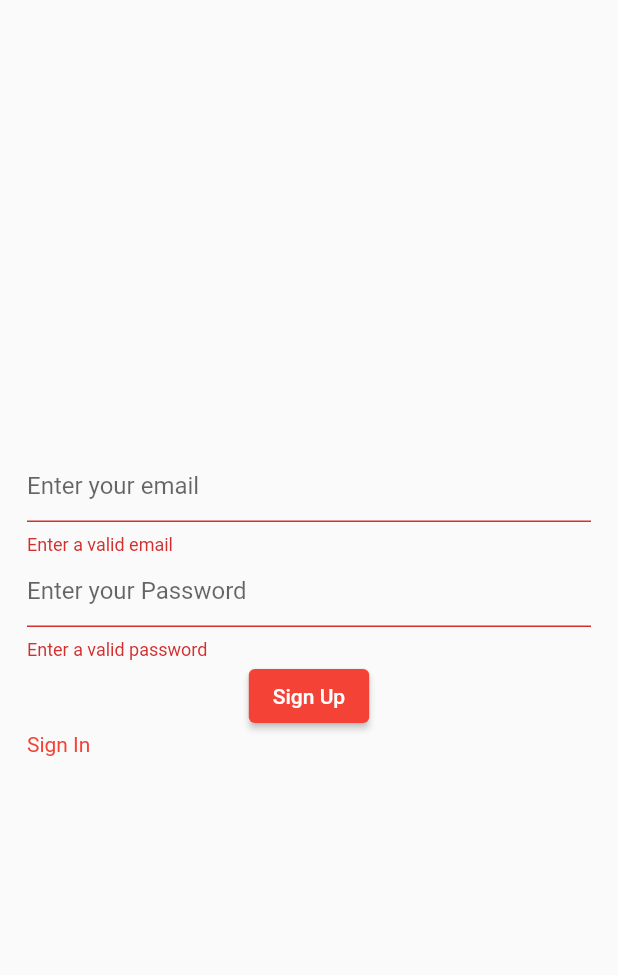
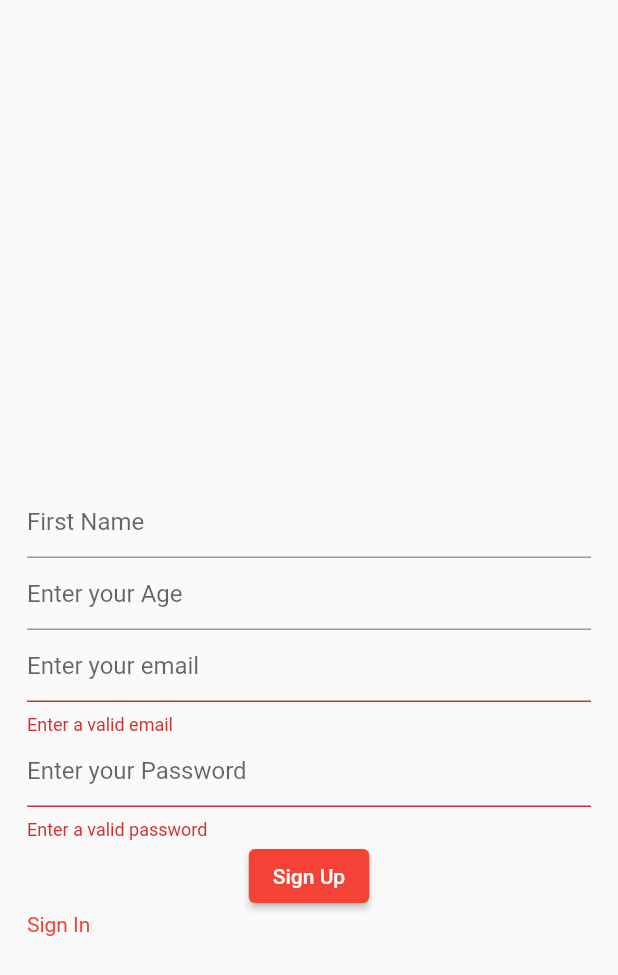
Before and after one commit to SakunPanthi123/Pawcare, a Flutter app: the AccountScreen screen opened directly, after a tap on "Logout", after a tap on "Sign In", after a tap on "Sign Up", on a phone screen of 412 x 824 dp. Shown: the top 975 px of the screen. Run offline on Flutter 3.47's test engine with Material 2 defaults, Android fonts, the light colour scheme and no system bars; our stand-ins replace cloud_firestore, firebase_auth, firebase_core; accounts and stored records are empty.

Commit message:
Project completed. Further support terminated.

```diff
--- a/lib/api/apis.dart
+++ b/lib/api/apis.dart
@@ -7,14 +7,18 @@ import 'package:pawcare/models/item_model.dart';
 import 'package:pawcare/navbarscreen.dart';
 
 class APIs {
-  static signUp(String email, String password, BuildContext context) async {
+  static signUp(String email, String password, String name, String age,
+      BuildContext context) async {
     try {
       UserCredential userCredential = await FirebaseAuth.instance
           .createUserWithEmailAndPassword(email: email, password: password);
       await FirebaseFirestore.instance
           .collection('users')
           .doc(userCredential.user!.uid)
-          .set({});
+          .set({
+        'name': name,
+        'age': age,
+      });
       Navigator.pushReplacement(context,
           MaterialPageRoute(builder: (BuildContext context) => NavBarScreen()));
     } catch (e) {
--- a/lib/login/signinpage.dart
+++ b/lib/login/signinpage.dart
@@ -14,23 +14,32 @@ class _SignInPageState extends State<SignInPage> {
   final _formKey = GlobalKey<FormState>();
   String email = '';
   String password = '';
+  String name = '';
+  String age = '';
   bool loggedIn = true;
 
   @override
   Widget build(BuildContext context) {
     return Scaffold(
-      body: Padding(
-        padding: const EdgeInsets.fromLTRB(18, 300, 18, 18),
+      body: Column(
+        children: [
+          Expanded(
+            child: Column(),
+          ),
+          Padding(
+            padding: const EdgeInsets.fromLTRB(18, 100, 18, 200),
             child: Column(
               crossAxisAlignment: CrossAxisAlignment.start,
               children: [
                 Form(
                   key: _formKey,
-              child: Column(
+                  child: loggedIn == true
+                      ? Column(
                           children: [
                             TextFormField(
                               key: ValueKey('email'),
-                    decoration: InputDecoration(hintText: 'Enter your email'),
+                              decoration:
+                                  InputDecoration(hintText: 'Enter your email'),
                               validator: (value) {
                                 if (value!.isEmpty) {
                                   return 'Enter a valid email';
@@ -46,8 +55,8 @@ class _SignInPageState extends State<SignInPage> {
                             ),
                             TextFormField(
                               key: ValueKey('password'),
-                    decoration:
-                        InputDecoration(hintText: 'Enter your Password'),
+                              decoration: InputDecoration(
+                                  hintText: 'Enter your Password'),
                               validator: (value) {
                                 if (value!.isEmpty) {
                                   return 'Enter a valid password';
@@ -61,20 +70,92 @@ class _SignInPageState extends State<SignInPage> {
                                 });
                               },
                             ),
-                  loggedIn == true
-                      ? ElevatedButton(
+                            ElevatedButton(
                                 onPressed: () {
                                   if (_formKey.currentState!.validate()) {
                                     _formKey.currentState!.save();
                                     APIs.signIn(email, password, context);
                                   }
                                 },
-                          child: Text('Sign In'))
-                      : ElevatedButton(
+                                child: Text('Sign In')),
+                          ],
+                        )
+                      : Column(
+                          children: [
+                            TextFormField(
+                              key: ValueKey('name'),
+                              decoration:
+                                  InputDecoration(hintText: 'First Name'),
+                              validator: (value) {
+                                if (value!.isEmpty) {
+                                  return 'Enter a valid name';
+                                } else {
+                                  return null;
+                                }
+                              },
+                              onSaved: (value) {
+                                setState(() {
+                                  name = value!;
+                                });
+                              },
+                            ),
+                            TextFormField(
+                              key: ValueKey('age'),
+                              decoration:
+                                  InputDecoration(hintText: 'Enter your Age'),
+                              validator: (value) {
+                                if (value!.isEmpty) {
+                                  return 'Enter a valid age';
+                                } else {
+                                  return null;
+                                }
+                              },
+                              onSaved: (value) {
+                                setState(() {
+                                  age = value!;
+                                });
+                              },
+                            ),
+                            TextFormField(
+                              key: ValueKey('email'),
+                              decoration:
+                                  InputDecoration(hintText: 'Enter your email'),
+                              validator: (value) {
+                                if (value!.isEmpty) {
+                                  return 'Enter a valid email';
+                                } else {
+                                  return null;
+                                }
+                              },
+                              onSaved: (value) {
+                                setState(() {
+                                  email = value!;
+                                });
+                              },
+                            ),
+                            TextFormField(
+                              key: ValueKey('password'),
+                              decoration: InputDecoration(
+                                  hintText: 'Enter your Password'),
+                              validator: (value) {
+                                if (value!.isEmpty) {
+                                  return 'Enter a valid password';
+                                } else {
+                                  return null;
+                                }
+                              },
+                              onSaved: (value) {
+                                setState(() {
+                                  password = value!;
+                                });
+                              },
+                            ),
+                            ElevatedButton(
                                 onPressed: () {
                                   if (_formKey.currentState!.validate()) {
                                     _formKey.currentState!.save();
-                              APIs.signUp(email, password, context);
+                                    APIs.signUp(
+                                        email, password, name, age, context);
                                   }
                                 },
                                 child: Text('Sign Up'))
@@ -87,9 +168,12 @@ class _SignInPageState extends State<SignInPage> {
                         loggedIn = loggedIn == true ? false : true;
                       });
                     },
-                child: loggedIn == true ? Text('Sign Up') : Text('Sign In')),
+                    child:
+                        loggedIn == true ? Text('Sign Up') : Text('Sign In')),
               ],
             ),
+          ),
+        ],
       ),
     );
   }
--- a/lib/navbar_pages/account_screen.dart
+++ b/lib/navbar_pages/account_screen.dart
@@ -1,5 +1,6 @@
-// ignore_for_file: prefer_const_constructors, use_build_context_synchronously
+// ignore_for_file: prefer_const_constructors, use_build_context_synchronously, unnecessary_cast
 
+import 'package:cloud_firestore/cloud_firestore.dart';
 import 'package:firebase_auth/firebase_auth.dart';
 import 'package:flutter/material.dart';
 import 'package:pawcare/login/signinpage.dart';
@@ -28,6 +29,25 @@ class _AccountScreenState extends State<AccountScreen> {
           crossAxisAlignment: CrossAxisAlignment.start,
           mainAxisAlignment: MainAxisAlignment.center,
           children: [
+            FutureBuilder(
+                future: FirebaseFirestore.instance
+                    .collection('users')
+                    .doc(FirebaseAuth.instance.currentUser!.uid)
+                    .get(),
+                builder: (context, snapshot) {
+                  if (snapshot.connectionState == ConnectionState.waiting) {
+                    return CircularProgressIndicator();
+                  } else if (snapshot.hasError) {
+                    return Text('Error: ${snapshot.error}');
+                  } else {
+                    final details =
+                        snapshot.data!.data() as Map<String, dynamic>;
+
+                    return Column(
+                      children: [Text(details['name']), Text(details['age'])],
+                    );
+                  }
+                }),
             //cart
             TextButton(
                 onPressed: () {
--- a/lib/navbar_pages/appointment_page.dart
+++ b/lib/navbar_pages/appointment_page.dart
@@ -3,10 +3,6 @@
 import 'package:cloud_firestore/cloud_firestore.dart';
 import 'package:firebase_auth/firebase_auth.dart';
 import 'package:flutter/material.dart';
-import 'package:pawcare/cards/pet_cart_card.dart';
-import 'package:pawcare/providers/cart_item_provider.dart';
-import 'package:pawcare/providers/product_provider.dart';
-import 'package:provider/provider.dart';
 
 class AppointmentPage extends StatefulWidget {
   const AppointmentPage({super.key});
```
Also changed, not shown: lib/navbar_pages/details_page.dart (added, +71 -0 lines), lib/navbar_pages/homescreen.dart (+14 -3 lines). Lines whose indentation alone changed are shown as unchanged.
